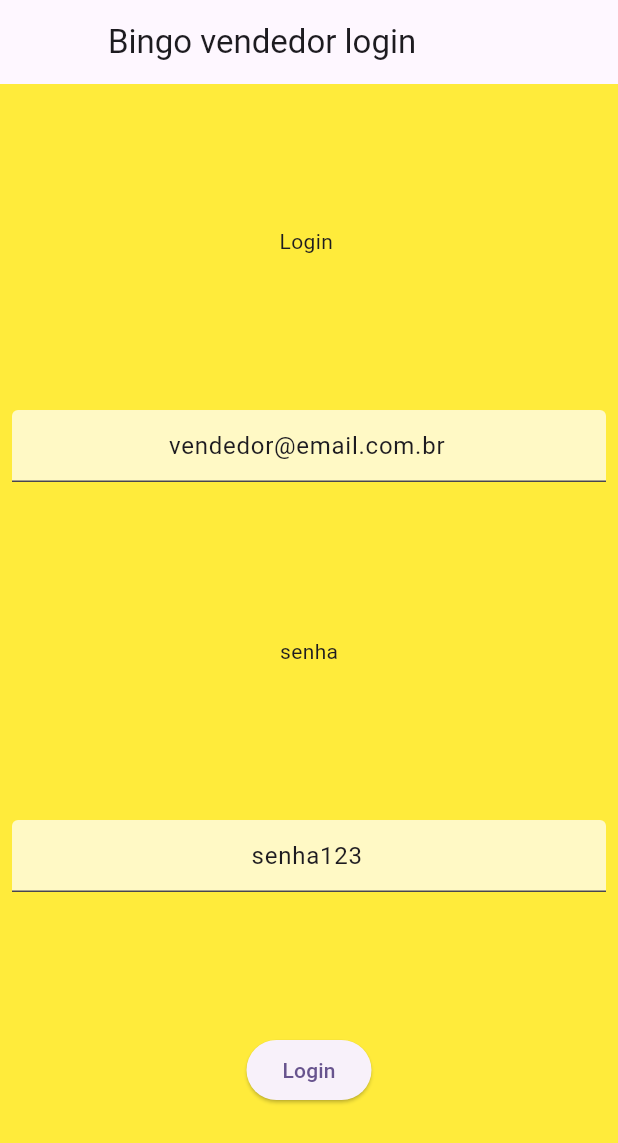
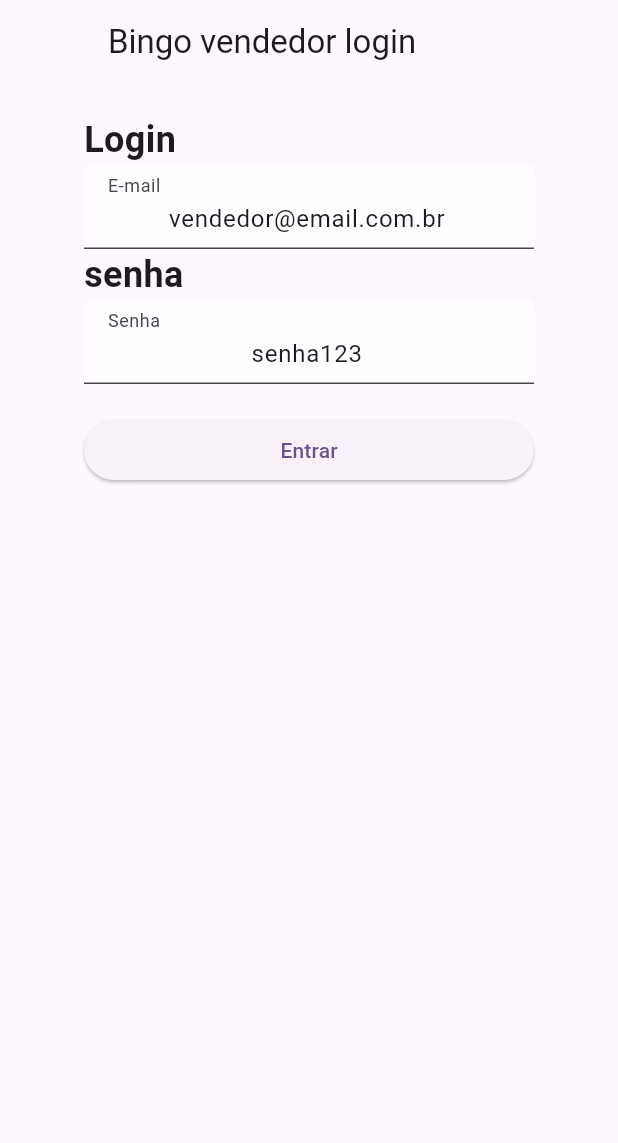
Before and after one commit to slackwarecps/flutter_bingo_app_vendedor, a Flutter app: the screen it shows after launch, on a phone screen of 412 x 824 dp. Shown: the top 1143 px of the screen. Run offline on Flutter 3.47's test engine with Material 3 defaults, Android fonts, the phone set to English and light mode, and no system bars.

Commit message:
ajuste de login

```diff
--- a/lib/telas/login_screen.dart
+++ b/lib/telas/login_screen.dart
@@ -21,43 +21,45 @@ class _LoginScreenState extends State<LoginScreen> {
           leading: Container(),
           title: Text('Bingo vendedor login'),
         ),
-        body: Container(
-          decoration: BoxDecoration(color: Colors.yellow),
+        body: Center(
+          child: Container(
+            width: 300,
             child: Column(
-            mainAxisAlignment: MainAxisAlignment.spaceEvenly,
-            crossAxisAlignment: CrossAxisAlignment.center,
+              crossAxisAlignment: CrossAxisAlignment.stretch,
               children: [
-              Padding(
-                padding: const EdgeInsets.all(8.0),
-                child: Text('Login '),
+                SizedBox(
+                  height: 20,
                 ),
-              Padding(
-                padding: const EdgeInsets.all(8.0),
-                child: TextFormField(
+                Text(
+                  'Login ',
+                  style: TextStyle(fontSize: 24, fontWeight: FontWeight.bold),
+                ),
+                TextFormField(
                   controller: loginController,
                   textAlign: TextAlign.center,
                   decoration: InputDecoration(
+                    labelText: 'E-mail',
                     hintText: 'Digite o login',
                     fillColor: Colors.white70,
                     filled: true,
                   ),
                 ),
+                Text(
+                  'senha',
+                  style: TextStyle(fontSize: 24, fontWeight: FontWeight.bold),
                 ),
-              Padding(
-                padding: const EdgeInsets.all(8.0),
-                child: Text('senha'),
-              ),
-              Padding(
-                padding: const EdgeInsets.all(8.0),
-                child: TextFormField(
+                TextFormField(
                   controller: passwordController,
                   textAlign: TextAlign.center,
                   decoration: InputDecoration(
+                    labelText: 'Senha',
                     hintText: 'Digite a senha',
                     fillColor: Colors.white70,
                     filled: true,
                   ),
                 ),
+                SizedBox(
+                  height: 20,
                 ),
                 ElevatedButton(
                   onPressed: () {
@@ -69,9 +71,10 @@ class _LoginScreenState extends State<LoginScreen> {
                       ),
                     );
                   },
-                child: Text('Login'),
+                  child: Text('Entrar'),
                 ),
               ],
+            ),
           ),
         ));
   }
```
Lines whose indentation alone changed are shown as unchanged.
